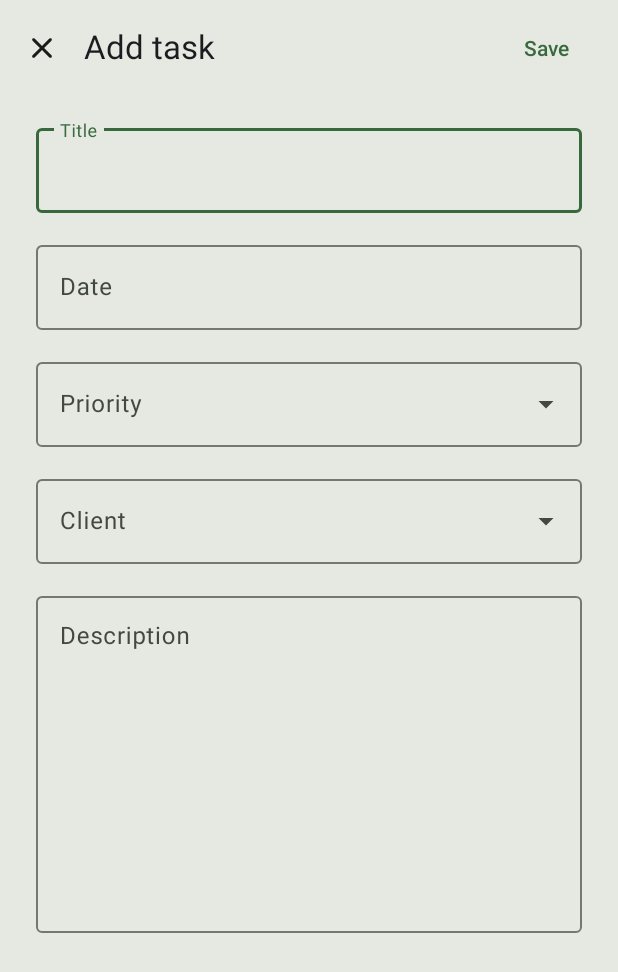
After one commit to 1mmortalized/DealMate, an Android app: the AddTaskDialogFragment screen opened through its navigation route, on a phone screen of 412 x 824 dp. The commit adds this screen. Shown: the top 972 px of the screen. Run offline under Robolectric (Android 15) with nearby library versions, the phone set to English and light mode, and no system bars; our stand-ins replace Dagger/Hilt's generated code, Room's generated code, navigation-ui; 1 statement that could not run was skipped.

Commit message:
Implemented task adding

```diff
--- a/app/src/main/java/com/bizsolutions/dealmate/db/TaskEntity.kt
+++ b/app/src/main/java/com/bizsolutions/dealmate/db/TaskEntity.kt
@@ -3,6 +3,7 @@ package com.bizsolutions.dealmate.db
 import androidx.room.ColumnInfo
 import androidx.room.Entity
 import androidx.room.ForeignKey
+import androidx.room.Ignore
 import androidx.room.Index
 import androidx.room.PrimaryKey
 import java.time.LocalDate
@@ -17,10 +18,13 @@ import java.time.LocalDate
 )
 data class TaskEntity(
     @PrimaryKey(autoGenerate = true) val id: Int = 0,
-    val title: String,
-    val date: LocalDate,
-    val priority: Int,
-    @ColumnInfo(defaultValue = "") val description: String,
+    var title: String,
+    var date: LocalDate,
+    var priority: Int,
+    @ColumnInfo(defaultValue = "") var description: String,
     @ColumnInfo(defaultValue = "0") val progress: Int,
-    val clientId: Int
-)
+    var clientId: Int
+) {
+    @Ignore
+    constructor(): this(0, "", LocalDate.now(), 3, "", 0, 0)
+}
--- /dev/null
+++ b/app/src/main/java/com/bizsolutions/dealmate/ui/home/AddTaskDialogFragment.kt
@@ -0,0 +1,142 @@
+package com.bizsolutions.dealmate.ui.home
+
+import android.annotation.SuppressLint
+import android.os.Bundle
+import android.view.LayoutInflater
+import android.view.View
+import android.view.ViewGroup
+import androidx.fragment.app.viewModels
+import androidx.navigation.fragment.navArgs
+import com.bizsolutions.dealmate.R
+import com.bizsolutions.dealmate.databinding.FragmentDialogAddTaskBinding
+import com.bizsolutions.dealmate.databinding.FragmentDialogBaseBinding
+import com.bizsolutions.dealmate.db.ClientEntity
+import com.bizsolutions.dealmate.db.TaskEntity
+import com.bizsolutions.dealmate.ext.observeOnce
+import com.bizsolutions.dealmate.ui.FullscreenDialogFragment
+import com.bizsolutions.dealmate.ui.task.TaskPriority
+import com.bizsolutions.dealmate.utils.showDatePicker
+import com.google.android.material.snackbar.Snackbar
+import com.google.android.material.textfield.MaterialAutoCompleteTextView
+import dagger.hilt.android.AndroidEntryPoint
+import java.time.LocalDate
+import java.time.format.DateTimeFormatter
+import java.time.format.FormatStyle
+import kotlin.time.ExperimentalTime
+
+@AndroidEntryPoint
+open class AddTaskDialogFragment : FullscreenDialogFragment() {
+
+    private var _binding: FragmentDialogAddTaskBinding? = null
+    protected val binding get() = _binding!!
+
+    protected var newTask: TaskEntity? = null
+
+    protected val viewModel: HomeViewModel by viewModels()
+
+    protected var pickedDate: LocalDate? = null
+
+    private lateinit var clients: List<ClientEntity>
+
+    @OptIn(ExperimentalTime::class)
+    @SuppressLint("ClickableViewAccessibility")
+    override fun onCreateView(
+        inflater: LayoutInflater,
+        container: ViewGroup?,
+        savedInstanceState: Bundle?
+    ): View {
+        _baseBinding = FragmentDialogBaseBinding.inflate(inflater, container, false)
+
+        _binding =
+            FragmentDialogAddTaskBinding.inflate(
+                layoutInflater,
+                baseBinding.root as ViewGroup,
+                false
+            )
+
+        baseBinding.fragmentDialogBaseContainer.addView(binding.root)
+
+        baseBinding.fragmentDialogBaseTitleTxt.setText(R.string.add_task_dialog_title)
+
+        newTask = TaskEntity()
+
+        baseBinding.fragmentDialogBaseSaveBtn.setOnClickListener {
+            newTask?.let { task ->
+                task.title = binding.fdAddTaskTitleEdt.editText!!.text.toString()
+                task.date = pickedDate!!
+                task.priority = TaskPriority.fromLabel(
+                    requireContext(),
+                    binding.fdAddTaskPriorityEdtTxt.text.toString()
+                ).value
+
+                task.clientId = clients.find {
+                    it.name == binding.fdAddTaskClientEdtTxt.text.toString()
+                }?.id ?: 0
+
+                task.description = binding.fdAddTaskDescriptionEdtTxt.text.toString()
+
+                onPositiveButtonClicked(task)
+            }
+            dialog!!.dismiss()
+
+            val snackbar = Snackbar.make(
+                requireParentFragment().requireView(),
+                R.string.task_saved_snack,
+                Snackbar.LENGTH_SHORT
+            )
+
+            try {
+                snackbar.setAnchorView(R.id.activity_main_bottom_nav_bar)
+            }
+            catch (_: IllegalArgumentException) {}
+
+            snackbar.show()
+        }
+
+        baseBinding.fragmentDialogBaseCloseBtn.setOnClickListener {
+            dialog!!.dismiss()
+        }
+
+        binding.fdAddTaskDateEdt.editText!!.setOnClickListener {
+            showDatePicker(
+                pickedDate,
+                parentFragmentManager,
+                "DATE_PICKER_TAG"
+            ) { date ->
+                pickedDate = date
+                binding.fdAddTaskDateEdt.editText!!.setText(
+                    date.format(DateTimeFormatter.ofLocalizedDate(FormatStyle.MEDIUM))
+                )
+            }
+        }
+
+        viewModel.allClients.observeOnce(viewLifecycleOwner) { clients ->
+            (binding.fdAddTaskClientEdtTxt as MaterialAutoCompleteTextView)
+                .setSimpleItems(clients.map { it.name }.toTypedArray())
+            this.clients = clients
+        }
+
+        additionalOnCreateView()
+
+        return baseBinding.root
+    }
+
+    protected open fun onPositiveButtonClicked(task: TaskEntity) {
+        viewModel.addTask(task)
+    }
+
+    protected open fun additionalOnCreateView() {}
+}
+
+class EditTaskDialogFragment : AddTaskDialogFragment() {
+
+    private val args by navArgs<EditTaskDialogFragmentArgs>()
+
+    override fun additionalOnCreateView() {
+        baseBinding.fragmentDialogBaseTitleTxt.setText(R.string.edit_task_dialog_title)
+    }
+
+    override fun onPositiveButtonClicked(task: TaskEntity) {
+//        viewModel.updateTask(task)
+    }
+}
--- a/app/src/main/java/com/bizsolutions/dealmate/ui/home/HomeViewModel.kt
+++ b/app/src/main/java/com/bizsolutions/dealmate/ui/home/HomeViewModel.kt
@@ -3,11 +3,15 @@ package com.bizsolutions.dealmate.ui.home
 import androidx.lifecycle.ViewModel
 import androidx.lifecycle.asLiveData
 import androidx.lifecycle.viewModelScope
+import com.bizsolutions.dealmate.db.ClientEntity
 import com.bizsolutions.dealmate.db.EventEntity
+import com.bizsolutions.dealmate.db.TaskEntity
 import com.bizsolutions.dealmate.repository.CallRepository
+import com.bizsolutions.dealmate.repository.ClientRepository
 import com.bizsolutions.dealmate.repository.EventRepository
 import com.bizsolutions.dealmate.repository.TaskRepository
 import dagger.hilt.android.lifecycle.HiltViewModel
+import kotlinx.coroutines.flow.Flow
 import kotlinx.coroutines.launch
 import java.time.LocalDate
 import java.time.LocalTime
@@ -17,7 +21,8 @@ import javax.inject.Inject
 class HomeViewModel @Inject constructor(
     val eventRepository: EventRepository,
     val taskRepository: TaskRepository,
-    val callRepository: CallRepository
+    val callRepository: CallRepository,
+    val clientRepository: ClientRepository
 ) : ViewModel() {
     fun getEventsByDate(date: LocalDate) = eventRepository.allEventsByDate(date).asLiveData()
     fun getTasksByDate(date: LocalDate) = taskRepository.allTasksByDate(date).asLiveData()
@@ -43,9 +48,17 @@ class HomeViewModel @Inject constructor(
         }
     }
 
+    fun addTask(task: TaskEntity) {
+        viewModelScope.launch {
+            taskRepository.insert(task)
+        }
+    }
+
     fun updateTaskProgress(id: Int, progress: Int) {
         viewModelScope.launch {
             taskRepository.updateProgress(id, progress)
         }
     }
+
+    val allClients = clientRepository.allClients.asLiveData()
 }
--- a/app/src/main/java/com/bizsolutions/dealmate/ui/home/calendar/DayFragment.kt
+++ b/app/src/main/java/com/bizsolutions/dealmate/ui/home/calendar/DayFragment.kt
@@ -59,6 +59,11 @@ class DayFragment : Fragment() {
 
         binding.fragmentDayAddEventBtn.setOnClickListener {
             val directions = HomeFragmentDirections.actionHomeToAddEvent()
+            findNavController().safeNavigate(directions)
+        }
+
+        binding.fragmentDayAddTaskBtn.setOnClickListener {
+            val directions = HomeFragmentDirections.actionHomeToAddTask()
             findNavController().safeNavigate(directions)
         }
 
--- /dev/null
+++ b/app/src/main/res/layout/fragment_dialog_add_task.xml
@@ -0,0 +1,92 @@
+<?xml version="1.0" encoding="utf-8"?>
+<LinearLayout xmlns:android="http://schemas.android.com/apk/res/android"
+    xmlns:tools="http://schemas.android.com/tools"
+    xmlns:app="http://schemas.android.com/apk/res-auto"
+    android:layout_width="match_parent"
+    android:layout_height="wrap_content"
+    android:orientation="vertical"
+    android:paddingTop="16dp"
+    android:paddingBottom="16dp"
+    tools:paddingEnd="?dialogPreferredPadding"
+    tools:paddingStart="?dialogPreferredPadding">
+
+    <com.google.android.material.textfield.TextInputLayout
+        android:id="@+id/fd_add_task_title_edt"
+        style="@style/Widget.Material3.TextInputLayout.OutlinedBox"
+        android:layout_width="match_parent"
+        android:layout_height="wrap_content"
+        android:layout_marginBottom="16dp"
+        android:hint="@string/title_hint">
+
+        <com.google.android.material.textfield.TextInputEditText
+            android:layout_width="match_parent"
+            android:layout_height="wrap_content"
+            android:inputType="textCapSentences" />
+
+    </com.google.android.material.textfield.TextInputLayout>
+
+    <com.google.android.material.textfield.TextInputLayout
+        android:id="@+id/fd_add_task_date_edt"
+        style="@style/Widget.Material3.TextInputLayout.OutlinedBox"
+        android:layout_width="match_parent"
+        android:layout_height="wrap_content"
+        android:hint="@string/date_hint"
+        android:layout_marginBottom="16dp">
+
+        <com.google.android.material.textfield.TextInputEditText
+            android:layout_width="match_parent"
+            android:layout_height="wrap_content"
+            android:enabled="true"
+            android:focusable="false"
+            android:focusableInTouchMode="false"
+            android:singleLine="true" />
+    </com.google.android.material.textfield.TextInputLayout>
+
+    <com.google.android.material.textfield.TextInputLayout
+        style="@style/Widget.Material3.TextInputLayout.OutlinedBox.ExposedDropdownMenu"
+        android:layout_width="match_parent"
+        android:layout_height="wrap_content"
+        android:hint="@string/priority_hint"
+        android:layout_marginBottom="16dp">
+
+        <AutoCompleteTextView
+            android:id="@+id/fd_add_task_priority_edt_txt"
+            android:layout_width="match_parent"
+            android:layout_height="wrap_content"
+            android:inputType="none"
+            app:simpleItems="@array/priority_dropdown_content" />
+    </com.google.android.material.textfield.TextInputLayout>
+
+    <com.google.android.material.textfield.TextInputLayout
+        style="@style/Widget.Material3.TextInputLayout.OutlinedBox.ExposedDropdownMenu"
+        android:layout_width="match_parent"
+        android:layout_height="wrap_content"
+        android:hint="@string/client_hint"
+        android:layout_marginBottom="16dp">
+
+        <AutoCompleteTextView
+            android:id="@+id/fd_add_task_client_edt_txt"
+            android:layout_width="match_parent"
+            android:layout_height="wrap_content"
+            android:inputType="none" />
+    </com.google.android.material.textfield.TextInputLayout>
+
+    <com.google.android.material.textfield.TextInputLayout
+        android:id="@+id/fd_add_task_description_edt_layout"
+        style="@style/Widget.Material3.TextInputLayout.OutlinedBox"
+        android:layout_width="match_parent"
+        android:layout_height="wrap_content"
+        android:hint="@string/description_hint">
+
+        <com.google.android.material.textfield.TextInputEditText
+            android:id="@+id/fd_add_task_description_edt_txt"
+            android:layout_width="match_parent"
+            android:layout_height="wrap_content"
+            android:gravity="top"
+            android:inputType="textCapSentences|textMultiLine"
+            android:lines="10"
+            android:overScrollMode="always"
+            android:scrollbarStyle="insideInset"
+            android:scrollbars="vertical" />
+    </com.google.android.material.textfield.TextInputLayout>
+</LinearLayout>
--- a/app/src/main/res/navigation/mobile_navigation.xml
+++ b/app/src/main/res/navigation/mobile_navigation.xml
@@ -22,6 +22,14 @@
         <action
             android:id="@+id/action_home_to_edit_event"
             app:destination="@id/navigation_edit_event" />
+
+        <action
+            android:id="@+id/action_home_to_add_task"
+            app:destination="@id/navigation_add_task" />
+
+        <action
+            android:id="@+id/action_home_to_edit_task"
+            app:destination="@id/navigation_edit_task" />
     </fragment>
 
     <fragment
@@ -71,4 +79,22 @@
             android:defaultValue="0"
             app:argType="integer" />
     </dialog>
+
+    <dialog
+        android:id="@+id/navigation_add_task"
+        android:name="com.bizsolutions.dealmate.ui.home.AddTaskDialogFragment"
+        android:label="Add task"
+        tools:layout="@layout/fragment_dialog_add_task" />
+
+    <dialog
+        android:id="@+id/navigation_edit_task"
+        android:name="com.bizsolutions.dealmate.ui.home.EditTaskDialogFragment"
+        android:label="Edit task"
+        tools:layout="@layout/fragment_dialog_add_task">
+
+        <argument
+            android:name="taskId"
+            android:defaultValue="0"
+            app:argType="integer" />
+    </dialog>
 </navigation>
--- a/app/src/main/res/values/strings.xml
+++ b/app/src/main/res/values/strings.xml
@@ -8,9 +8,6 @@
     <string name="events_section_title">Events</string>
     <string name="tasks_section_title">Tasks</string>
     <string name="calls_section_title">Calls</string>
-    <string name="priority_low">Low</string>
-    <string name="priority_medium">Medium</string>
-    <string name="priority_high">High</string>
     <string name="total_income">Total income</string>
     <string name="deals">Deals</string>
     <string name="this_month">This month</string>
@@ -32,7 +29,27 @@
     <string name="date_hint">Date</string>
     <string name="end_time_hint">End time</string>
     <string name="start_time_hint">Start time</string>
+
     <string name="add_event_dialog_title">Add event</string>
     <string name="edit_event_dialog_title">Edit event</string>
     <string name="event_saved_snack">Event saved</string>
+
+    <string name="priority_hint">Priority</string>
+    <string name="client_hint">Client</string>
+    <string name="description_hint">Description</string>
+
+    <string name="add_task_dialog_title">Add task</string>
+    <string name="edit_task_dialog_title">Edit task</string>
+    <string name="task_saved_snack">Task saved</string>
+
+    <string-array name="priority_dropdown_content">
+        <item>Low</item>
+        <item>Medium</item>
+        <item>High</item>
+    </string-array>
+    <string name="priority_low">Low</string>
+    <string name="priority_medium">Medium</string>
+    <string name="priority_high">High</string>
+
+
 </resources>
```
Also changed, not shown: app/src/main/java/com/bizsolutions/dealmate/db/EventEntity.kt (+4 -4 lines), app/src/main/java/com/bizsolutions/dealmate/ui/home/AddEventDialogFragment.kt (+8 -16 lines), app/src/main/java/com/bizsolutions/dealmate/ui/home/TaskRecViewAdapter.kt (+7 -10 lines), app/src/main/java/com/bizsolutions/dealmate/ui/task/TaskFragment.kt (+10 -31 lines), app/src/main/java/com/bizsolutions/dealmate/ui/task/TaskPriority.kt (added, +47 -0 lines), app/src/main/java/com/bizsolutions/dealmate/utils/DateTimePickerUtils.kt (renamed from app/src/main/java/com/bizsolutions/dealmate/utils/TimePickerUtils.kt, +30 -0 lines).
